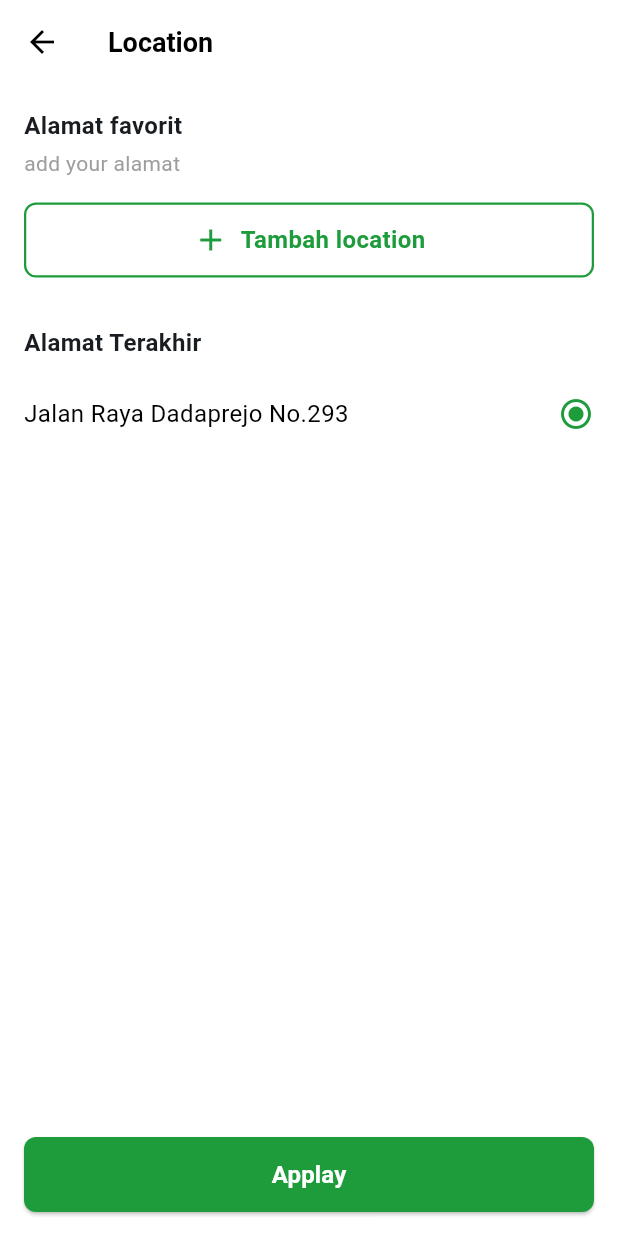
After one commit to Rifai-13/goosen, a Flutter app: the LocationScreen screen opened directly, on a phone screen of 412 x 824 dp. The commit adds this screen. Run offline on Flutter 3.47's test engine with Material 3 defaults, Android fonts, the phone set to English and light mode, and no system bars; network calls fail.

Commit message:
location screen

```diff
--- a/lib/screens/checkout_screen.dart
+++ b/lib/screens/checkout_screen.dart
@@ -1,5 +1,6 @@
 import 'package:flutter/material.dart';
 import 'package:intl/intl.dart';
+import './location_screen.dart';
 
 // ==========================================
 // 1. MODEL DATA
@@ -258,7 +259,14 @@ class _CheckoutScreenState extends State<CheckoutScreen> {
             ),
             const SizedBox(width: 12),
             ElevatedButton.icon(
-              onPressed: () {},
+              onPressed: () {
+                Navigator.push(
+                  context,
+                  MaterialPageRoute(
+                    builder: (context) => const LocationScreen(),
+                  ),
+                );
+              },
               icon: const Icon(
                 Icons.location_on_outlined,
                 size: 20,
--- /dev/null
+++ b/lib/screens/location_screen.dart
@@ -0,0 +1,143 @@
+// location_screen.dart
+
+import 'package:flutter/material.dart';
+
+class LocationScreen extends StatelessWidget {
+  const LocationScreen({super.key});
+
+  @override
+  Widget build(BuildContext context) {
+    return Scaffold(
+      backgroundColor: Colors.white,
+
+      // Tombol 'Applay' di bawah
+      bottomNavigationBar: Container(
+        padding: const EdgeInsets.all(16.0),
+        color: Colors.white,
+        child: SizedBox(
+          height: 50,
+          child: ElevatedButton(
+            onPressed: () {
+              // Logika untuk menyimpan dan kembali ke halaman sebelumnya
+              Navigator.pop(context);
+            },
+            style: ElevatedButton.styleFrom(
+              backgroundColor: const Color(0xFF1E9C3C), // Warna hijau
+              shape: RoundedRectangleBorder(
+                borderRadius: BorderRadius.circular(8),
+              ),
+            ),
+            child: const Text(
+              'Applay', // Mungkin maksudnya "Apply"
+              style: TextStyle(fontSize: 16, fontWeight: FontWeight.bold, color: Colors.white),
+            ),
+          ),
+        ),
+      ),
+
+      // AppBar kustom
+      appBar: AppBar(
+        backgroundColor: Colors.white,
+        elevation: 0,
+        leading: IconButton(
+          icon: const Icon(Icons.arrow_back, color: Colors.black),
+          onPressed: () => Navigator.pop(context),
+        ),
+        title: const Text(
+          'Location',
+          style: TextStyle(color: Colors.black, fontSize: 18, fontWeight: FontWeight.bold),
+        ),
+        centerTitle: false,
+      ),
+
+      // Body konten
+      body: SingleChildScrollView(
+        padding: const EdgeInsets.all(16.0),
+        child: Column(
+          crossAxisAlignment: CrossAxisAlignment.start,
+          children: [
+            // --- Bagian Alamat Favorit ---
+            const Text(
+              'Alamat favorit',
+              style: TextStyle(fontSize: 16, fontWeight: FontWeight.bold),
+            ),
+            const SizedBox(height: 4),
+            const Text(
+              'add your alamat',
+              style: TextStyle(fontSize: 14, color: Colors.grey),
+            ),
+            const SizedBox(height: 16),
+
+            // Tombol Tambah Location
+            Container(
+              height: 50,
+              width: double.infinity,
+              decoration: BoxDecoration(
+                border: Border.all(color: const Color(0xFF1E9C3C), width: 1.5),
+                borderRadius: BorderRadius.circular(8),
+              ),
+              child: InkWell(
+                onTap: () {
+                  // Logika untuk menambahkan alamat baru
+                },
+                child: const Row(
+                  mainAxisAlignment: MainAxisAlignment.center,
+                  children: [
+                    Icon(Icons.add, color: Color(0xFF1E9C3C)),
+                    SizedBox(width: 8),
+                    Text(
+                      'Tambah location',
+                      style: TextStyle(fontSize: 16, fontWeight: FontWeight.bold, color: Color(0xFF1E9C3C)),
+                    ),
+                  ],
+                ),
+              ),
+            ),
+
+            const SizedBox(height: 32),
+
+            // --- Bagian Alamat Terakhir ---
+            const Text(
+              'Alamat Terakhir',
+              style: TextStyle(fontSize: 16, fontWeight: FontWeight.bold),
+            ),
+            const SizedBox(height: 16),
+
+            // Item Alamat Terakhir
+            _buildLastLocationItem(context, 'Jalan Raya Dadaprejo No.293', true),
+
+            // Anda bisa menambahkan item alamat lain di sini jika ada
+            // _buildLastLocationItem(context, 'Alamat Kedua, RT 05/RW 01', false),
+          ],
+        ),
+      ),
+    );
+  }
+
+  // Widget untuk menampilkan satu item alamat
+  Widget _buildLastLocationItem(BuildContext context, String address, bool isSelected) {
+    return InkWell(
+      onTap: () {
+        // Logika memilih alamat
+      },
+      child: Padding(
+        padding: const EdgeInsets.symmetric(vertical: 8.0),
+        child: Row(
+          mainAxisAlignment: MainAxisAlignment.spaceBetween,
+          children: [
+            Expanded(
+              child: Text(
+                address,
+                style: const TextStyle(fontSize: 16, color: Colors.black),
+              ),
+            ),
+            Icon(
+              isSelected ? Icons.radio_button_checked : Icons.radio_button_off,
+              color: isSelected ? const Color(0xFF1E9C3C) : Colors.grey,
+            ),
+          ],
+        ),
+      ),
+    );
+  }
+}
```
